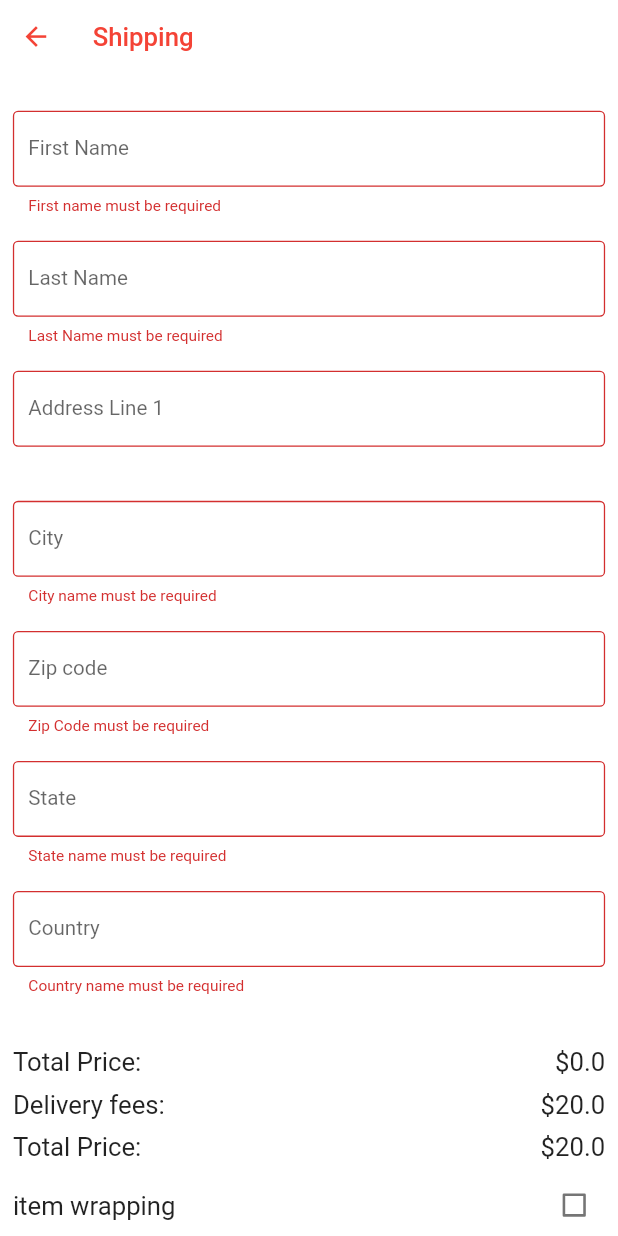
After one commit to Iam-Karan/Flora---Flutter-app, a Flutter app: the Shipping screen opened by its route, on a phone screen of 412 x 824 dp. The commit adds this screen. Run offline on Flutter 3.47's test engine with Material 2 defaults, Android fonts, the phone set to English and light mode, and no system bars; our stand-ins replace badges, form_field_validator, google_fonts, responsive_framework; Roboto replaces fonts that are missing (Ubuntu).

Commit message:
Made shipping details page where user can add thrit address and also choose the gift wrapping option.Changes in home appbar that counts the items when user click on the addtocart button.

```diff
--- /dev/null
+++ b/lib/Screens/Details/shipping_details.dart
@@ -0,0 +1,230 @@
+// import 'package:fauna/Screens/Orders/gift_pack.dart';
+import 'package:flutter/cupertino.dart';
+import 'package:flutter/material.dart';
+import 'package:form_field_validator/form_field_validator.dart';
+import 'package:google_fonts/google_fonts.dart';
+import 'package:fauna/Model/cart.dart';
+
+bool checkWrap = false;
+
+const kbuttonLabel = TextStyle(
+  color: Colors.white,
+  fontSize: 25.0,
+  fontWeight: FontWeight.bold,
+  fontFamily: 'Ubuntu',
+);
+GlobalKey<FormState> formkey = GlobalKey<FormState>();
+
+class Shipping extends StatefulWidget {
+  const Shipping({Key? key}) : super(key: key);
+
+  @override
+  _ShippingState createState() => _ShippingState();
+}
+
+class _ShippingState extends State<Shipping> {
+  @override
+  Widget build(BuildContext context) {
+    return Scaffold(
+      backgroundColor: Colors.white,
+      appBar: AppBar(
+        backgroundColor: Colors.white,
+        foregroundColor: Colors.red,
+        elevation: 0,
+        title: Text(
+          "Shipping",
+          style: GoogleFonts.ubuntu(),
+        ),
+      ),
+      body: SingleChildScrollView(
+        child: Stack(
+          children: [
+            Positioned(
+              child: Wrap(
+                verticalDirection: VerticalDirection.up,
+                children: [
+                  Container(
+                    margin: EdgeInsets.fromLTRB(10, 30, 10, 10),
+                    child: Column(
+                      children: <Widget>[
+                        Form(
+                          key: formkey,
+                          autovalidate: true,
+                          child: Column(
+                            children: [
+                              TextFormField(
+                                decoration: InputDecoration(
+                                  border: OutlineInputBorder(),
+                                  labelText: "First Name",
+                                ),
+                                validator: MultiValidator([
+                                  RequiredValidator(
+                                      errorText: "First name must be required"),
+                                ]),
+                              ),
+                              SizedBox(height: 20.0),
+                              TextFormField(
+                                decoration: InputDecoration(
+                                  border: OutlineInputBorder(),
+                                  labelText: "Last Name",
+                                ),
+                                validator: MultiValidator([
+                                  RequiredValidator(
+                                      errorText: "Last Name must be required"),
+                                ]),
+                              ),
+                              SizedBox(height: 20.0),
+                              TextFormField(
+                                decoration: InputDecoration(
+                                  border: OutlineInputBorder(),
+                                  labelText: "Address Line 1",
+                                ),
+                                validator: MultiValidator([
+                                  RequiredValidator(errorText: ""),
+                                ]),
+                              ),
+                              SizedBox(height: 20.0),
+                              TextFormField(
+                                decoration: InputDecoration(
+                                  border: OutlineInputBorder(),
+                                  labelText: "City",
+                                ),
+                                validator: MultiValidator([
+                                  RequiredValidator(
+                                      errorText: "City name must be required"),
+                                ]),
+                              ),
+                              SizedBox(height: 20.0),
+                              TextFormField(
+                                decoration: InputDecoration(
+                                  border: OutlineInputBorder(),
+                                  labelText: "Zip code",
+                                ),
+                                validator: MultiValidator([
+                                  RequiredValidator(
+                                      errorText: "Zip Code must be required"),
+                                ]),
+                              ),
+                              SizedBox(height: 20.0),
+                              TextFormField(
+                                decoration: InputDecoration(
+                                  border: OutlineInputBorder(),
+                                  labelText: "State",
+                                ),
+                                validator: MultiValidator([
+                                  RequiredValidator(
+                                      errorText: "State name must be required"),
+                                ]),
+                              ),
+                              SizedBox(height: 20.0),
+                              TextFormField(
+                                decoration: InputDecoration(
+                                  border: OutlineInputBorder(),
+                                  labelText: "Country",
+                                ),
+                                validator: MultiValidator([
+                                  RequiredValidator(
+                                      errorText:
+                                          "Country name must be required"),
+                                ]),
+                              ),
+                            ],
+                          ),
+                        ),
+                        SizedBox(height: 40.0),
+                        Row(
+                          mainAxisAlignment: MainAxisAlignment.spaceBetween,
+                          children: [
+                            Text(
+                              "Total Price:",
+                              style: TextStyle(fontSize: 20.0),
+                            ),
+                            Text(
+                              "\$${getTotal().subTotalString}",
+                              style: TextStyle(fontSize: 20.0),
+                            ),
+                          ],
+                        ),
+                        SizedBox(height: 10.0),
+                        Row(
+                          mainAxisAlignment: MainAxisAlignment.spaceBetween,
+                          children: [
+                            Text(
+                              "Delivery fees:",
+                              style: TextStyle(fontSize: 20.0),
+                            ),
+                            Text(
+                              "\$${getTotal().deliveryFee()}",
+                              style: TextStyle(fontSize: 20.0),
+                            ),
+                          ],
+                        ),
+                        SizedBox(height: 10.0),
+                        Row(
+                          mainAxisAlignment: MainAxisAlignment.spaceBetween,
+                          children: [
+                            Text(
+                              "Total Price:",
+                              style: TextStyle(fontSize: 20.0),
+                            ),
+                            Text(
+                              "\$${getTotal().total()}",
+                              style: TextStyle(fontSize: 20.0),
+                            ),
+                          ],
+                        ),
+                        SizedBox(height: 10),
+                        Row(
+                          mainAxisAlignment: MainAxisAlignment.spaceBetween,
+                          children: [
+                            Text(
+                              "item wrapping",
+                              style: TextStyle(fontSize: 20.0),
+                            ),
+                            Checkbox(
+                              activeColor: Colors.red,
+                              checkColor: Colors.white,
+                              value: checkWrap,
+                              onChanged: (bool? value) {
+                                setState(() {
+                                  checkWrap = value!;
+                                });
+                                print(checkWrap);
+                              },
+                            ),
+                          ],
+                        ),
+                        SizedBox(height: 20),
+                        MaterialButton(
+                          color: Colors.red,
+                          minWidth: double.infinity,
+                          height: 50,
+                          onPressed: () {
+                            // if (checkWrap == true) {
+                            //   Navigator.push(
+                            //     context,
+                            //     MaterialPageRoute(
+                            //       builder: (context) => GiftPack(),
+                            //     ),
+                            //   );
+                            // } else {
+                            //   Navigator.pushNamed(context, '/order');
+                            // }
+                          },
+                          child: Text(
+                            "Order",
+                            style: kbuttonLabel,
+                          ),
+                        ),
+                      ],
+                    ),
+                  ),
+                ],
+              ),
+            ),
+          ],
+        ),
+      ),
+    );
+  }
+}
--- a/lib/Screens/Home/home.dart
+++ b/lib/Screens/Home/home.dart
@@ -1,3 +1,4 @@
+import 'package:fauna/Model/cart.dart';
 import 'package:fauna/Screens/Categories/favorite.dart';
 import 'package:fauna/Screens/Categories/flowers.dart';
 import 'package:fauna/Screens/Categories/gifts.dart';
@@ -69,7 +70,7 @@ class _HomeState extends State<Home> {
             animationDuration: Duration(milliseconds: 300),
             animationType: BadgeAnimationType.slide,
             badgeContent: Text(
-              '0',
+              '${demoCarts.length}',
               style: TextStyle(
                 color: Colors.white,
                 fontSize: 20,
--- a/lib/main.dart
+++ b/lib/main.dart
@@ -1,5 +1,6 @@
 import 'dart:developer';
 import 'package:fauna/Screens/Categories/gifts.dart';
+import 'package:fauna/Screens/Details/shipping_details.dart';
 import 'package:flutter/cupertino.dart';
 import 'package:flutter/material.dart';
 import 'Screens/Categories/favorite.dart';
@@ -52,6 +53,7 @@ class MyApp extends StatelessWidget {
         '/flower': (context) => Flowers(),
         '/favorite': (context) => Favorite(),
         '/cart': (context) => CartScreen(),
+        '/shipping': (context) => Shipping(),
       },
     );
   }
```
